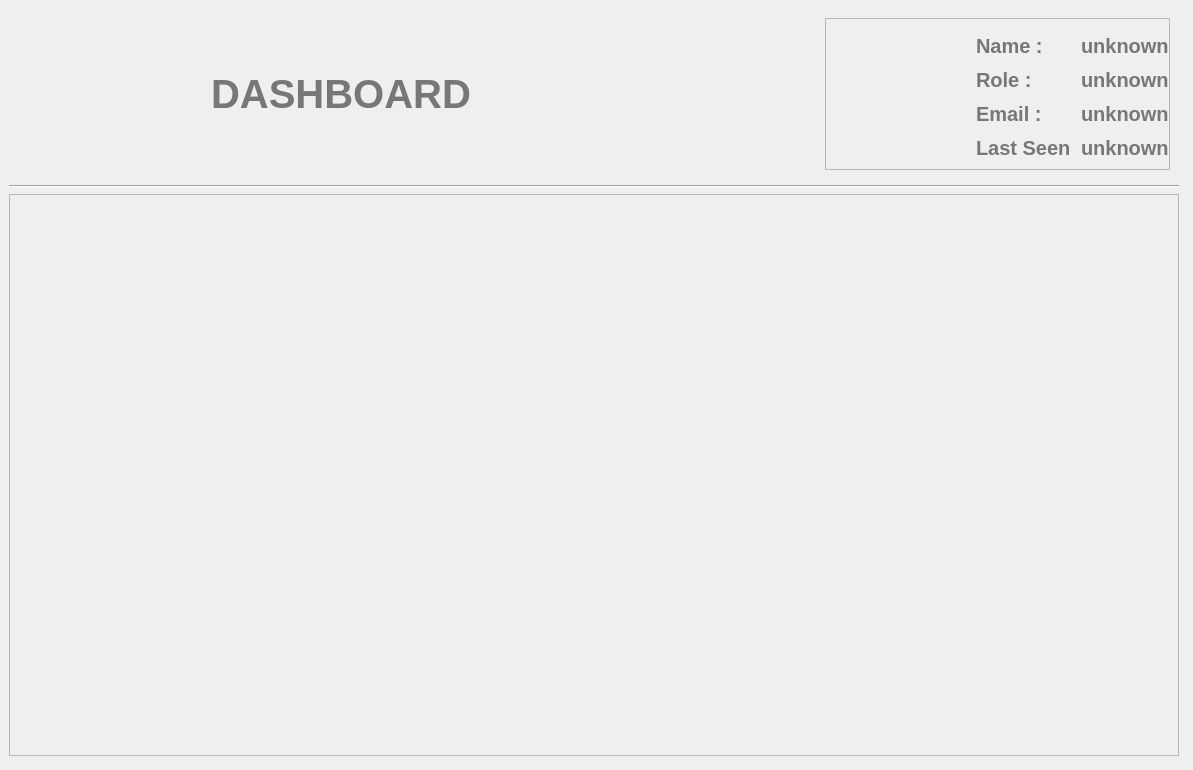
Old version of the form gui/uis/pages/main_pages.ui in the repository kusiLaw/laky-phone-POS.
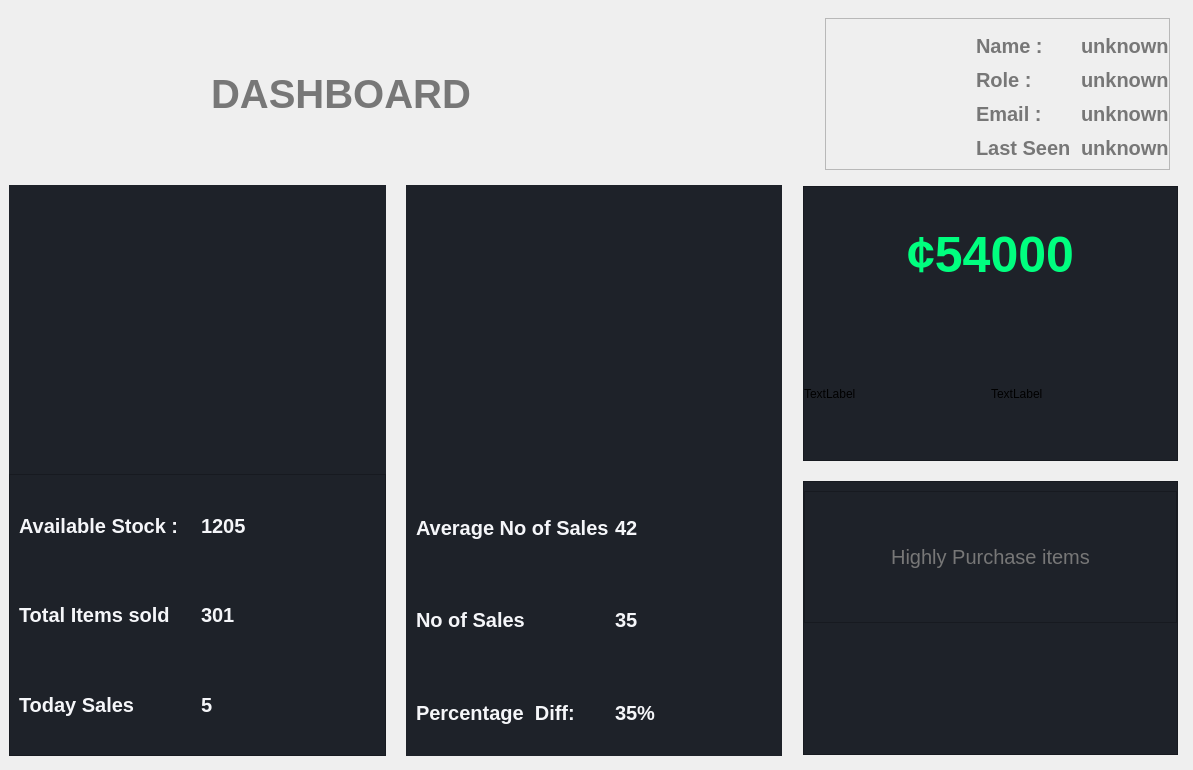
New version of the form. The open tabs and pages were chosen to show the change.

```diff
--- a/gui/uis/pages/main_pages.ui
+++ b/gui/uis/pages/main_pages.ui
@@ -821,13 +821,6 @@
          </layout>
         </widget>
        </item>
-       <item>
-        <widget class="Line" name="line_2">
-         <property name="orientation">
-          <enum>Qt::Horizontal</enum>
-         </property>
-        </widget>
-       </item>
        <item>
         <widget class="QFrame" name="frame_24">
          <property name="maximumSize">
@@ -837,14 +830,564 @@
           </size>
          </property>
          <property name="styleSheet">
-          <string notr="true">/**background:yellow**/</string>
+          <string notr="true">background:transparent</string>
          </property>
          <property name="frameShape">
-          <enum>QFrame::StyledPanel</enum>
+          <enum>QFrame::NoFrame</enum>
          </property>
          <property name="frameShadow">
           <enum>QFrame::Raised</enum>
          </property>
+         <layout class="QVBoxLayout" name="verticalLayout_34">
+          <property name="spacing">
+           <number>0</number>
+          </property>
+          <property name="leftMargin">
+           <number>0</number>
+          </property>
+          <property name="topMargin">
+           <number>0</number>
+          </property>
+          <property name="rightMargin">
+           <number>0</number>
+          </property>
+          <property name="bottomMargin">
+           <number>0</number>
+          </property>
+          <item>
+           <widget class="QScrollArea" name="scrollArea_4">
+            <property name="frameShape">
+             <enum>QFrame::NoFrame</enum>
+            </property>
+            <property name="widgetResizable">
+             <bool>true</bool>
+            </property>
+            <widget class="QWidget" name="scrollAreaWidgetContents">
+             <property name="geometry">
+              <rect>
+               <x>0</x>
+               <y>0</y>
+               <width>1166</width>
+               <height>566</height>
+              </rect>
+             </property>
+             <layout class="QVBoxLayout" name="verticalLayout_35">
+              <property name="spacing">
+               <number>0</number>
+              </property>
+              <property name="leftMargin">
+               <number>0</number>
+              </property>
+              <property name="topMargin">
+               <number>0</number>
+              </property>
+              <property name="rightMargin">
+               <number>0</number>
+              </property>
+              <property name="bottomMargin">
+               <number>0</number>
+              </property>
+              <item>
+               <widget class="QFrame" name="frame_86">
+                <property name="styleSheet">
+                 <string notr="true"/>
+                </property>
+                <property name="frameShape">
+                 <enum>QFrame::NoFrame</enum>
+                </property>
+                <property name="frameShadow">
+                 <enum>QFrame::Raised</enum>
+                </property>
+                <layout class="QHBoxLayout" name="horizontalLayout_16">
+                 <property name="spacing">
+                  <number>20</number>
+                 </property>
+                 <property name="leftMargin">
+                  <number>0</number>
+                 </property>
+                 <property name="topMargin">
+                  <number>0</number>
+                 </property>
+                 <property name="rightMargin">
+                  <number>0</number>
+                 </property>
+                 <property name="bottomMargin">
+                  <number>0</number>
+                 </property>
+                 <item>
+                  <widget class="QFrame" name="chart_stock_sales">
+                   <property name="styleSheet">
+                    <string notr="true">background:#1e2229;</string>
+                   </property>
+                   <property name="frameShape">
+                    <enum>QFrame::NoFrame</enum>
+                   </property>
+                   <property name="frameShadow">
+                    <enum>QFrame::Raised</enum>
+                   </property>
+                   <layout class="QVBoxLayout" name="verticalLayout_37">
+                    <property name="leftMargin">
+                     <number>0</number>
+                    </property>
+                    <property name="topMargin">
+                     <number>0</number>
+                    </property>
+                    <property name="rightMargin">
+                     <number>0</number>
+                    </property>
+                    <property name="bottomMargin">
+                     <number>0</number>
+                    </property>
+                    <item>
+                     <widget class="QFrame" name="frame_88">
+                      <property name="layoutDirection">
+                       <enum>Qt::LeftToRight</enum>
+                      </property>
+                      <property name="autoFillBackground">
+                       <bool>false</bool>
+                      </property>
+                      <property name="styleSheet">
+                       <string notr="true">padding: 0% 50%;
+</string>
+                      </property>
+                      <property name="frameShape">
+                       <enum>QFrame::NoFrame</enum>
+                      </property>
+                      <property name="frameShadow">
+                       <enum>QFrame::Raised</enum>
+                      </property>
+                      <layout class="QVBoxLayout" name="stock_per_chart_frame">
+                       <property name="leftMargin">
+                        <number>20</number>
+                       </property>
+                       <property name="topMargin">
+                        <number>30</number>
+                       </property>
+                       <property name="rightMargin">
+                        <number>20</number>
+                       </property>
+                       <property name="bottomMargin">
+                        <number>20</number>
+                       </property>
+                      </layout>
+                     </widget>
+                    </item>
+                    <item>
+                     <widget class="QFrame" name="frame_89">
+                      <property name="styleSheet">
+                       <string notr="true">font-size: 20px;
+color:#f5f6f9;
+
+font-weight: 700;</string>
+                      </property>
+                      <property name="frameShape">
+                       <enum>QFrame::StyledPanel</enum>
+                      </property>
+                      <property name="frameShadow">
+                       <enum>QFrame::Raised</enum>
+                      </property>
+                      <layout class="QGridLayout" name="gridLayout_8">
+                       <item row="0" column="1">
+                        <widget class="QLabel" name="label_65">
+                         <property name="text">
+                          <string>1205</string>
+                         </property>
+                        </widget>
+                       </item>
+                       <item row="1" column="1">
+                        <widget class="QLabel" name="label_66">
+                         <property name="text">
+                          <string>301</string>
+                         </property>
+                        </widget>
+                       </item>
+                       <item row="2" column="1">
+                        <widget class="QLabel" name="label_67">
+                         <property name="text">
+                          <string>5</string>
+                         </property>
+                        </widget>
+                       </item>
+                       <item row="1" column="0">
+                        <widget class="QLabel" name="label_49">
+                         <property name="text">
+                          <string>Total Items sold</string>
+                         </property>
+                        </widget>
+                       </item>
+                       <item row="0" column="0">
+                        <widget class="QLabel" name="label_43">
+                         <property name="text">
+                          <string>Available Stock :</string>
+                         </property>
+                        </widget>
+                       </item>
+                       <item row="2" column="0">
+                        <widget class="QLabel" name="label_18">
+                         <property name="text">
+                          <string>Today Sales</string>
+                         </property>
+                        </widget>
+                       </item>
+                      </layout>
+                     </widget>
+                    </item>
+                   </layout>
+                  </widget>
+                 </item>
+                 <item>
+                  <widget class="QFrame" name="chart_average">
+                   <property name="styleSheet">
+                    <string notr="true">background:#1e2229;</string>
+                   </property>
+                   <property name="frameShape">
+                    <enum>QFrame::NoFrame</enum>
+                   </property>
+                   <property name="frameShadow">
+                    <enum>QFrame::Raised</enum>
+                   </property>
+                   <layout class="QVBoxLayout" name="verticalLayout_38">
+                    <property name="spacing">
+                     <number>7</number>
+                    </property>
+                    <property name="leftMargin">
+                     <number>0</number>
+                    </property>
+                    <property name="topMargin">
+                     <number>0</number>
+                    </property>
+                    <property name="rightMargin">
+                     <number>0</number>
+                    </property>
+                    <property name="bottomMargin">
+                     <number>0</number>
+                    </property>
+                    <item>
+                     <widget class="QFrame" name="frame_90">
+                      <property name="styleSheet">
+                       <string notr="true">padding: 0% 50%;</string>
+                      </property>
+                      <property name="frameShape">
+                       <enum>QFrame::NoFrame</enum>
+                      </property>
+                      <property name="frameShadow">
+                       <enum>QFrame::Raised</enum>
+                      </property>
+                      <layout class="QVBoxLayout" name="daily_sale_avg_frame">
+                       <property name="leftMargin">
+                        <number>20</number>
+                       </property>
+                       <property name="topMargin">
+                        <number>30</number>
+                       </property>
+                       <property name="rightMargin">
+                        <number>20</number>
+                       </property>
+                       <property name="bottomMargin">
+                        <number>20</number>
+                       </property>
+                      </layout>
+                     </widget>
+                    </item>
+                    <item>
+                     <widget class="QFrame" name="frame_91">
+                      <property name="styleSheet">
+                       <string notr="true">font-size: 20px;
+color:#f5f6f9;
+
+font-weight: 700;</string>
+                      </property>
+                      <property name="frameShape">
+                       <enum>QFrame::NoFrame</enum>
+                      </property>
+                      <property name="frameShadow">
+                       <enum>QFrame::Plain</enum>
+                      </property>
+                      <layout class="QGridLayout" name="gridLayout_13">
+                       <property name="leftMargin">
+                        <number>10</number>
+                       </property>
+                       <property name="topMargin">
+                        <number>10</number>
+                       </property>
+                       <property name="rightMargin">
+                        <number>10</number>
+                       </property>
+                       <property name="bottomMargin">
+                        <number>0</number>
+                       </property>
+                       <item row="1" column="0">
+                        <widget class="QLabel" name="label_76">
+                         <property name="text">
+                          <string>No of Sales</string>
+                         </property>
+                        </widget>
+                       </item>
+                       <item row="0" column="0">
+                        <widget class="QLabel" name="label_71">
+                         <property name="text">
+                          <string>Average No of Sales</string>
+                         </property>
+                        </widget>
+                       </item>
+                       <item row="0" column="1">
+                        <widget class="QLabel" name="label_75">
+                         <property name="text">
+                          <string>42</string>
+                         </property>
+                        </widget>
+                       </item>
+                       <item row="2" column="0">
+                        <widget class="QLabel" name="label_77">
+                         <property name="text">
+                          <string>Percentage  Diff:</string>
+                         </property>
+                        </widget>
+                       </item>
+                       <item row="1" column="1">
+                        <widget class="QLabel" name="label_78">
+                         <property name="text">
+                          <string>35</string>
+                         </property>
+                        </widget>
+                       </item>
+                       <item row="2" column="1">
+                        <widget class="QLabel" name="label_79">
+                         <property name="text">
+                          <string>35%</string>
+                         </property>
+                        </widget>
+                       </item>
+                      </layout>
+                     </widget>
+                    </item>
+                   </layout>
+                  </widget>
+                 </item>
+                 <item>
+                  <widget class="QFrame" name="chart_extra">
+                   <property name="styleSheet">
+                    <string notr="true"/>
+                   </property>
+                   <property name="frameShape">
+                    <enum>QFrame::StyledPanel</enum>
+                   </property>
+                   <property name="frameShadow">
+                    <enum>QFrame::Raised</enum>
+                   </property>
+                   <layout class="QVBoxLayout" name="verticalLayout_36">
+                    <property name="spacing">
+                     <number>20</number>
+                    </property>
+                    <property name="leftMargin">
+                     <number>0</number>
+                    </property>
+                    <property name="topMargin">
+                     <number>0</number>
+                    </property>
+                    <property name="rightMargin">
+                     <number>0</number>
+                    </property>
+                    <property name="bottomMargin">
+                     <number>0</number>
+                    </property>
+                    <item>
+                     <widget class="QFrame" name="frame_83">
+                      <property name="styleSheet">
+                       <string notr="true">background:#1e2229;</string>
+                      </property>
+                      <property name="frameShape">
+                       <enum>QFrame::StyledPanel</enum>
+                      </property>
+                      <property name="frameShadow">
+                       <enum>QFrame::Raised</enum>
+                      </property>
+                      <layout class="QGridLayout" name="gridLayout_12">
+                       <property name="leftMargin">
+                        <number>0</number>
+                       </property>
+                       <property name="topMargin">
+                        <number>0</number>
+                       </property>
+                       <property name="rightMargin">
+                        <number>0</number>
+                       </property>
+                       <property name="bottomMargin">
+                        <number>0</number>
+                       </property>
+                       <property name="horizontalSpacing">
+                        <number>0</number>
+                       </property>
+                       <item row="1" column="0">
+                        <widget class="QLabel" name="label_72">
+                         <property name="text">
+                          <string>TextLabel</string>
+                         </property>
+                        </widget>
+                       </item>
+                       <item row="1" column="1">
+                        <widget class="QLabel" name="label_74">
+                         <property name="text">
+                          <string>TextLabel</string>
+                         </property>
+                        </widget>
+                       </item>
+                       <item row="0" column="0" colspan="2">
+                        <widget class="QLabel" name="label_73">
+                         <property name="styleSheet">
+                          <string notr="true">color:#00ff7f;
+font-size: 50px;
+text-transform: uppercase;
+font-weight: 700;
+text-align: center;
+text-shadow: 0 15px 40px rgba(0,0,0, 0.6)</string>
+                         </property>
+                         <property name="text">
+                          <string>¢54000</string>
+                         </property>
+                         <property name="alignment">
+                          <set>Qt::AlignCenter</set>
+                         </property>
+                        </widget>
+                       </item>
+                      </layout>
+                     </widget>
+                    </item>
+                    <item>
+                     <widget class="QFrame" name="frame_85">
+                      <property name="styleSheet">
+                       <string notr="true">color:#777;
+font-size: 20px;
+background:#1e2229;</string>
+                      </property>
+                      <property name="frameShape">
+                       <enum>QFrame::StyledPanel</enum>
+                      </property>
+                      <property name="frameShadow">
+                       <enum>QFrame::Raised</enum>
+                      </property>
+                      <layout class="QVBoxLayout" name="verticalLayout_39">
+                       <property name="spacing">
+                        <number>0</number>
+                       </property>
+                       <property name="leftMargin">
+                        <number>0</number>
+                       </property>
+                       <property name="rightMargin">
+                        <number>0</number>
+                       </property>
+                       <property name="bottomMargin">
+                        <number>0</number>
+                       </property>
+                       <item>
+                        <widget class="QFrame" name="frame_61">
+                         <property name="styleSheet">
+                          <string notr="true"/>
+                         </property>
+                         <property name="frameShape">
+                          <enum>QFrame::StyledPanel</enum>
+                         </property>
+                         <property name="frameShadow">
+                          <enum>QFrame::Raised</enum>
+                         </property>
+                         <layout class="QVBoxLayout" name="verticalLayout_40">
+                          <property name="spacing">
+                           <number>0</number>
+                          </property>
+                          <property name="leftMargin">
+                           <number>0</number>
+                          </property>
+                          <property name="topMargin">
+                           <number>0</number>
+                          </property>
+                          <property name="rightMargin">
+                           <number>0</number>
+                          </property>
+                          <property name="bottomMargin">
+                           <number>0</number>
+                          </property>
+                          <item>
+                           <widget class="QLabel" name="label_68">
+                            <property name="minimumSize">
+                             <size>
+                              <width>0</width>
+                              <height>60</height>
+                             </size>
+                            </property>
+                            <property name="text">
+                             <string>Highly Purchase items</string>
+                            </property>
+                            <property name="alignment">
+                             <set>Qt::AlignCenter</set>
+                            </property>
+                           </widget>
+                          </item>
+                         </layout>
+                        </widget>
+                       </item>
+                       <item>
+                        <widget class="QFrame" name="frame_8">
+                         <property name="styleSheet">
+                          <string notr="true"/>
+                         </property>
+                         <property name="frameShape">
+                          <enum>QFrame::NoFrame</enum>
+                         </property>
+                         <property name="frameShadow">
+                          <enum>QFrame::Raised</enum>
+                         </property>
+                         <layout class="QVBoxLayout" name="dash_purchase_frame">
+                          <property name="spacing">
+                           <number>0</number>
+                          </property>
+                          <property name="leftMargin">
+                           <number>0</number>
+                          </property>
+                          <property name="topMargin">
+                           <number>0</number>
+                          </property>
+                          <property name="rightMargin">
+                           <number>0</number>
+                          </property>
+                          <property name="bottomMargin">
+                           <number>0</number>
+                          </property>
+                         </layout>
+                        </widget>
+                       </item>
+                      </layout>
+                     </widget>
+                    </item>
+                   </layout>
+                  </widget>
+                 </item>
+                </layout>
+               </widget>
+              </item>
+              <item>
+               <widget class="QFrame" name="chart_reserve_height_collapse">
+                <property name="maximumSize">
+                 <size>
+                  <width>16777215</width>
+                  <height>0</height>
+                 </size>
+                </property>
+                <property name="styleSheet">
+                 <string notr="true">background:pink</string>
+                </property>
+                <property name="frameShape">
+                 <enum>QFrame::StyledPanel</enum>
+                </property>
+                <property name="frameShadow">
+                 <enum>QFrame::Raised</enum>
+                </property>
+               </widget>
+              </item>
+             </layout>
+            </widget>
+           </widget>
+          </item>
+         </layout>
         </widget>
        </item>
       </layout>
```
Left out of the diff: 6 changed lines with no effect on the pictures.
